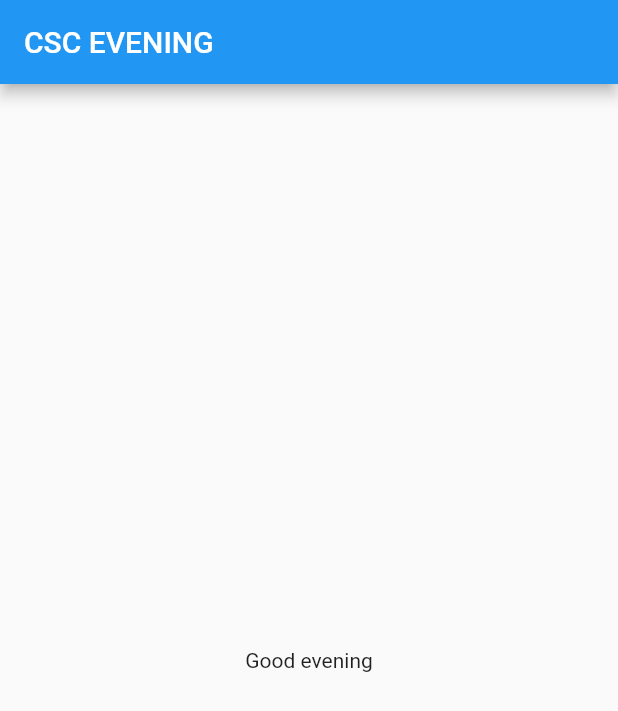
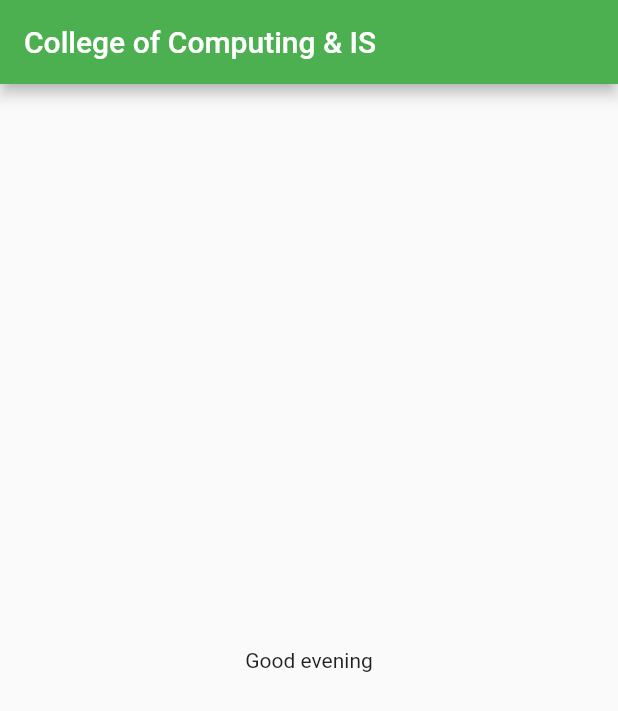
Before and after one commit to namakula-josephine/flutter_class_project, a Flutter app: the screen it shows after launch, on a phone screen of 412 x 824 dp. Shown: the top 711 px of the screen. Run offline on Flutter 3.47's test engine with Material 2 defaults, Android fonts, the phone set to English and light mode, and no system bars.

Commit message:
added new title

```diff
--- a/lib/main.dart
+++ b/lib/main.dart
@@ -11,7 +11,10 @@ class HelloWorld extends StatelessWidget {
     return MaterialApp(
       home: Scaffold(
         appBar: AppBar(
-          title: Text("CSC EVENING"),
+          title: Text(
+            "College of Computing & IS",
+          ),
+          backgroundColor: Colors.green,
         ),
         body: Body(),
       ),
```
